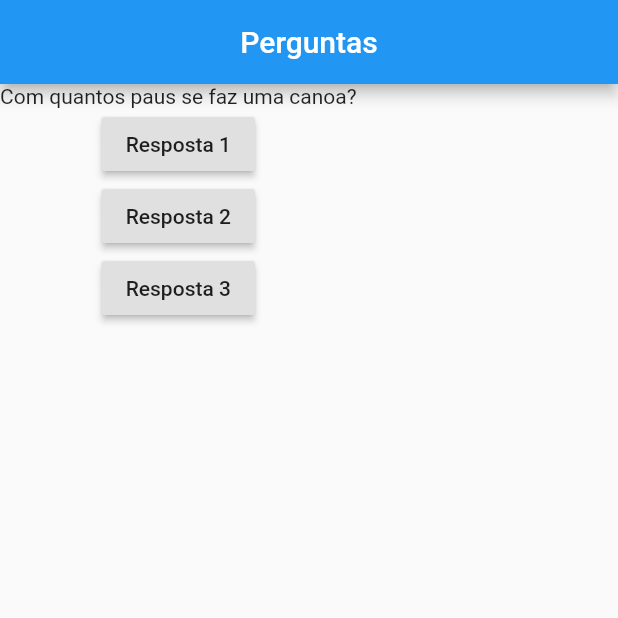
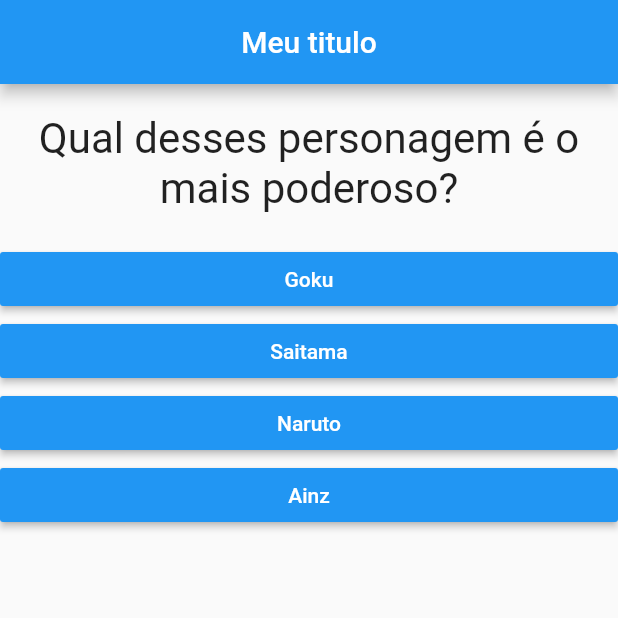
Before and after one commit to Luckmenez/Pergunta-Flutter, a Flutter app: the screen it shows after launch, on a phone screen of 412 x 824 dp, the top half of it. Run offline on Flutter 3.47's test engine with Material 2 defaults, Android fonts, the phone set to English and light mode, and no system bars.

Commit message:
finalização do projeto Questionário

```diff
--- a/lib/main.dart
+++ b/lib/main.dart
@@ -1,42 +1,93 @@
-import 'package:flutter/cupertino.dart';
 import 'package:flutter/material.dart';
+import './resultado.dart';
+import './questionario.dart';
 
 main() => runApp(MyApp());
 
-class PerguntaAppState extends State<MyApp> {
-  var perguntaSelecionada = 0;
-  void responder() {
-    perguntaSelecionada++;
-    print(perguntaSelecionada);
+class _MyAppState extends State<MyApp> {
+  var _perguntaSelecionada = 0;
+  int _pontuacaoTotal = 0;
+  final List<Map<String, Object>> _perguntas = const [
+    {
+      'texto': 'Qual desses personagem é o mais poderoso?',
+      'respostas': [
+        {'texto': 'Goku', 'pontuacao': 8},
+        {'texto': 'Saitama', 'pontuacao': 10},
+        {'texto': 'Naruto', 'pontuacao': 5},
+        {'texto': 'Ainz', 'pontuacao': 4},
+      ]
+    },
+    {
+      'texto': 'Qual desses personagens é o mais veloz?',
+      'respostas': [
+        {'texto': 'Sonic', 'pontuacao': 10},
+        {'texto': 'Tailz', 'pontuacao': 8},
+        {'texto': 'Raikage', 'pontuacao': 7},
+        {'texto': 'Minato', 'pontuacao': 9},
+      ]
+    },
+    {
+      'texto': 'Qual o melhor anime?',
+      'respostas': [
+        {'texto': 'Naruto', 'pontuacao': 10},
+        {'texto': 'Shingeki no kyogin', 'pontuacao': 10},
+        {'texto': 'Boruto', 'pontuacao': 3},
+        {'texto': 'Dragon ball', 'pontuacao': 8},
+      ]
+    },
+  ];
+
+  void _responder(int pontuacao) {
+    if (temPerguntaSelecionada) {
+      setState(() {
+        _perguntaSelecionada++;
+        _pontuacaoTotal += pontuacao;
+      });
+    }
+    print(_pontuacaoTotal);
+  }
+
+  void reiniciarQuestionario() {
+    setState(() {
+      _perguntaSelecionada = 0;
+      _pontuacaoTotal = 0;
+    });
+  }
+
+  bool get temPerguntaSelecionada {
+    return _perguntaSelecionada < _perguntas.length;
   }
 
   @override
   Widget build(BuildContext context) {
-    final perguntas = [
-      'Com quantos paus se faz uma canoa?',
-      'O rato roeu a roupa do rei de Roma?',
-      'Qual a capital do Brasil?'
-    ];
+    // for (var textoResp in respostas) {
+    //   widgets.add(Resposta(textoResp, _responder));
+    //   print(respostas);
+    // }
+
     return MaterialApp(
       home: Scaffold(
         appBar: AppBar(
-          title: Center(child: Text('Perguntas')),
+          title: Center(child: Text('Meu titulo')),
         ),
-        body: Column(
-          children: <Widget>[
-            Text(perguntas[perguntaSelecionada]),
-            RaisedButton(child: Text('Resposta 1'), onPressed: responder),
-            RaisedButton(child: Text('Resposta 2'), onPressed: responder),
-            RaisedButton(child: Text('Resposta 3'), onPressed: responder),
-          ],
-        ),
+        body: temPerguntaSelecionada
+            ? Questionario(
+                perguntas: _perguntas,
+                perguntaSelecionada: _perguntaSelecionada,
+                responder: _responder,
+              )
+            : Resultado(
+                pontuacao: _pontuacaoTotal,
+                reiniciarQuestionario: reiniciarQuestionario,
+              ),
       ),
     );
   }
 }
 
 class MyApp extends StatefulWidget {
-  PerguntaAppState createState() {
-    return PerguntaAppState();
+  @override
+  _MyAppState createState() {
+    return _MyAppState();
   }
 }
--- /dev/null
+++ b/lib/questao.dart
@@ -0,0 +1,20 @@
+import 'package:flutter/material.dart';
+
+class Questao extends StatelessWidget {
+  final String texto;
+
+  Questao(this.texto);
+
+  @override
+  Widget build(BuildContext context) {
+    return Container(
+      width: double.infinity,
+      margin: EdgeInsets.all(20),
+      child: Text(
+        texto,
+        style: TextStyle(fontSize: 28),
+        textAlign: TextAlign.center,
+      ),
+    );
+  }
+}
--- /dev/null
+++ b/lib/questionario.dart
@@ -0,0 +1,36 @@
+import 'package:flutter/material.dart';
+import 'package:projeto_quizz/resposta.dart';
+import './questao.dart';
+import 'resposta.dart';
+
+class Questionario extends StatelessWidget {
+  final List<Map<String, Object>> perguntas;
+  final int perguntaSelecionada;
+  final void Function(int) responder;
+
+  Questionario({
+    @required this.perguntas,
+    @required this.perguntaSelecionada,
+    @required this.responder,
+  });
+
+  bool get temPerguntaSelecionada {
+    return perguntaSelecionada < perguntas.length;
+  }
+
+  @override
+  Widget build(BuildContext context) {
+    List<Map<String, Object>> respostas = temPerguntaSelecionada
+        ? perguntas[perguntaSelecionada]['respostas']
+        : null;
+    return Column(
+      children: <Widget>[
+        Questao(perguntas[perguntaSelecionada]['texto']),
+        ...respostas
+            .map((resp) =>
+                Resposta(resp['texto'], () => responder(resp['pontuacao'])))
+            .toList(),
+      ],
+    );
+  }
+}
--- /dev/null
+++ b/lib/resposta.dart
@@ -0,0 +1,21 @@
+import 'package:flutter/material.dart';
+
+class Resposta extends StatelessWidget {
+  final String respostaTexto;
+
+  final void Function() onSelecao;
+
+  Resposta(this.respostaTexto, this.onSelecao);
+  @override
+  Widget build(BuildContext context) {
+    return Container(
+      width: double.infinity,
+      child: RaisedButton(
+        textColor: Colors.white,
+        color: Colors.blue,
+        child: Text(respostaTexto),
+        onPressed: onSelecao,
+      ),
+    );
+  }
+}
--- /dev/null
+++ b/lib/resultado.dart
@@ -0,0 +1,38 @@
+import 'package:flutter/material.dart';
+
+class Resultado extends StatelessWidget {
+  final int pontuacao;
+  final void Function() reiniciarQuestionario;
+
+  Resultado({this.pontuacao, this.reiniciarQuestionario});
+
+  String get fraseResultado {
+    if (pontuacao < 8) {
+      return "Por favor, tente novamente";
+    } else if (pontuacao < 16) {
+      return "Estude mais um pouco";
+    } else {
+      return "Perfeito!";
+    }
+  }
+
+  @override
+  Widget build(BuildContext context) {
+    return Column(
+      mainAxisAlignment: MainAxisAlignment.center,
+      children: [
+        Center(
+          child: Text(
+            "$fraseResultado",
+            style: TextStyle(fontSize: 28),
+          ),
+        ),
+        FlatButton(
+          onPressed: reiniciarQuestionario,
+          child: Text('Reiniciar Questionário?'),
+          textColor: Colors.blue[200],
+        )
+      ],
+    );
+  }
+}
```
